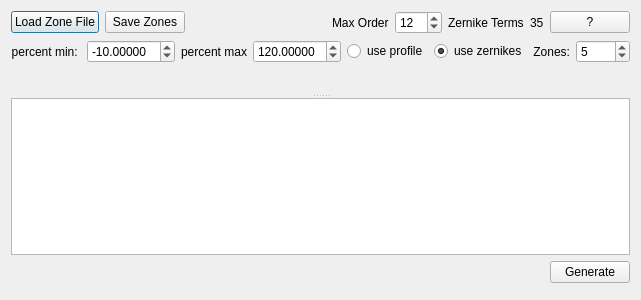
Old version of the form percentcorrectiondlg.ui in the repository githubdoe/DFTFringe.
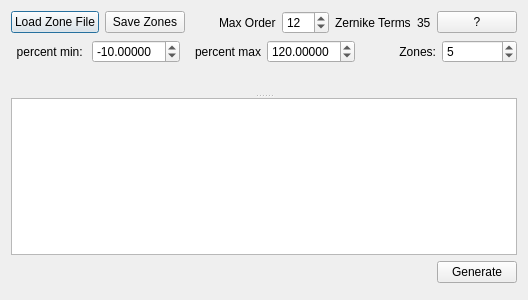
New version of the form. Custom widgets are drawn as their Qt base class.

Commit message: cleaned up percent completion to only use Zernike terms.  Added hot key help.   Added auto collimation function to ronchi and foucault page.

```diff
--- a/percentcorrectiondlg.ui
+++ b/percentcorrectiondlg.ui
@@ -152,26 +152,6 @@
        </property>
       </widget>
      </item>
-     <item>
-      <widget class="QRadioButton" name="useProfile">
-       <property name="text">
-        <string>use profile</string>
-       </property>
-       <property name="checked">
-        <bool>false</bool>
-       </property>
-      </widget>
-     </item>
-     <item>
-      <widget class="QRadioButton" name="useZernikies">
-       <property name="text">
-        <string>use zernikes</string>
-       </property>
-       <property name="checked">
-        <bool>true</bool>
-       </property>
-      </widget>
-     </item>
      <item>
       <widget class="QLabel" name="label_4">
        <property name="text">
```
The commit also changes 17 other files.
